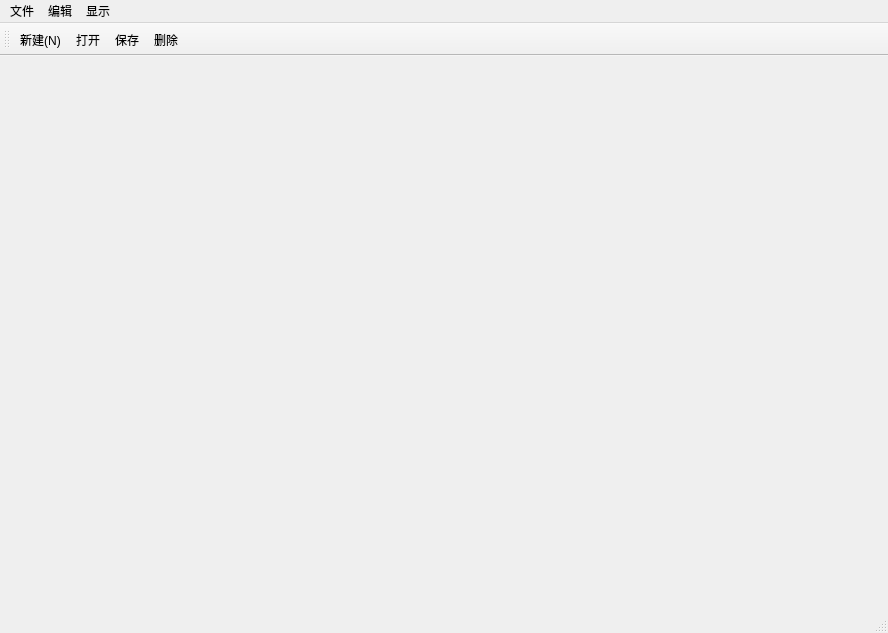
Old version of the form mainwindow.ui in the repository bluelight3/TestMainWindow.
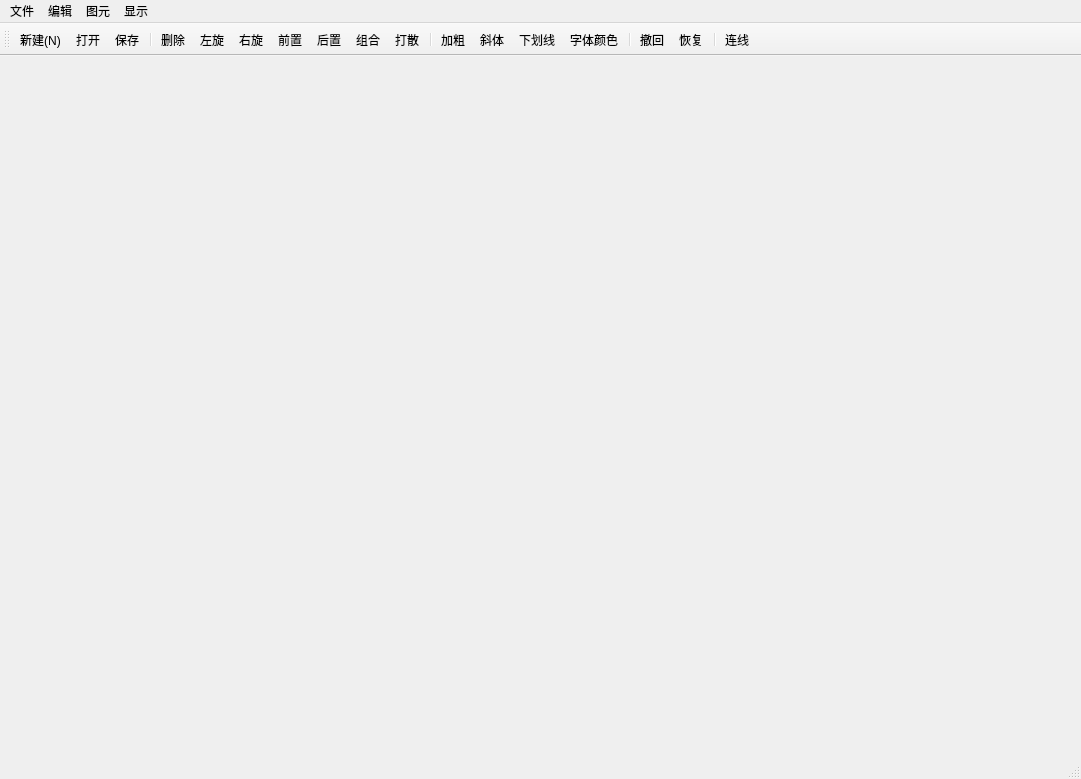
New version of the form. Icons and pictures are not drawn.

Commit message: 修复主界面复制图元失败的Bug,添加箭头相关代码,Item添加左右选择点，用于后续连线

```diff
--- a/mainwindow.ui
+++ b/mainwindow.ui
@@ -6,8 +6,8 @@
    <rect>
     <x>0</x>
     <y>0</y>
-    <width>888</width>
-    <height>633</height>
+    <width>1081</width>
+    <height>779</height>
    </rect>
   </property>
   <property name="windowTitle">
@@ -19,11 +19,11 @@
     <rect>
      <x>0</x>
      <y>0</y>
-     <width>888</width>
+     <width>1081</width>
      <height>26</height>
     </rect>
    </property>
-   <widget class="QMenu" name="menu">
+   <widget class="QMenu" name="menu_file">
     <property name="title">
      <string>文件</string>
     </property>
@@ -34,7 +34,7 @@
     <addaction name="separator"/>
     <addaction name="actionexit"/>
    </widget>
-   <widget class="QMenu" name="menu_2">
+   <widget class="QMenu" name="menu_edit">
     <property name="title">
      <string>编辑</string>
     </property>
@@ -44,15 +44,25 @@
     <addaction name="separator"/>
     <addaction name="actionDelete"/>
    </widget>
-   <widget class="QMenu" name="menu_3">
+   <widget class="QMenu" name="menu_show">
     <property name="title">
      <string>显示</string>
     </property>
     <addaction name="actionShowStatus"/>
    </widget>
-   <addaction name="menu"/>
-   <addaction name="menu_2"/>
-   <addaction name="menu_3"/>
+   <widget class="QMenu" name="menu_item">
+    <property name="title">
+     <string>图元</string>
+    </property>
+    <addaction name="actionToFront"/>
+    <addaction name="actionToBack"/>
+    <addaction name="actionToGroup"/>
+    <addaction name="actiongroupBreak"/>
+   </widget>
+   <addaction name="menu_file"/>
+   <addaction name="menu_edit"/>
+   <addaction name="menu_item"/>
+   <addaction name="menu_show"/>
   </widget>
   <widget class="QStatusBar" name="statusbar"/>
   <widget class="QToolBar" name="toolBar">
@@ -68,7 +78,24 @@
    <addaction name="actionNew"/>
    <addaction name="actionOpen"/>
    <addaction name="actionSave"/>
+   <addaction name="separator"/>
    <addaction name="actionDelete"/>
+   <addaction name="actionleftRotate"/>
+   <addaction name="actionrightRotate"/>
+   <addaction name="actionToFront"/>
+   <addaction name="actionToBack"/>
+   <addaction name="actionToGroup"/>
+   <addaction name="actiongroupBreak"/>
+   <addaction name="separator"/>
+   <addaction name="actionBold"/>
+   <addaction name="actionItalic"/>
+   <addaction name="actionUnderLine"/>
+   <addaction name="actionLineColor"/>
+   <addaction name="separator"/>
+   <addaction name="actionUndo"/>
+   <addaction name="actionRedo"/>
+   <addaction name="separator"/>
+   <addaction name="actionConnectLine"/>
   </widget>
   <action name="actionNew">
    <property name="icon">
@@ -184,6 +211,148 @@
     <string>Del</string>
    </property>
   </action>
+  <action name="actionleftRotate">
+   <property name="icon">
+    <iconset resource="myimages.qrc">
+     <normaloff>:/image/images/rotateleft.png</normaloff>:/image/images/rotateleft.png</iconset>
+   </property>
+   <property name="text">
+    <string>左旋</string>
+   </property>
+   <property name="toolTip">
+    <string>左旋</string>
+   </property>
+  </action>
+  <action name="actionrightRotate">
+   <property name="icon">
+    <iconset resource="myimages.qrc">
+     <normaloff>:/image/images/rotateright.png</normaloff>:/image/images/rotateright.png</iconset>
+   </property>
+   <property name="text">
+    <string>右旋</string>
+   </property>
+   <property name="toolTip">
+    <string>右旋</string>
+   </property>
+  </action>
+  <action name="actionToFront">
+   <property name="icon">
+    <iconset resource="myimages.qrc">
+     <normaloff>:/image/images/bringtofront.png</normaloff>:/image/images/bringtofront.png</iconset>
+   </property>
+   <property name="text">
+    <string>前置</string>
+   </property>
+   <property name="toolTip">
+    <string>前置</string>
+   </property>
+  </action>
+  <action name="actionToBack">
+   <property name="icon">
+    <iconset resource="myimages.qrc">
+     <normaloff>:/image/images/sendtoback.png</normaloff>:/image/images/sendtoback.png</iconset>
+   </property>
+   <property name="text">
+    <string>后置</string>
+   </property>
+   <property name="toolTip">
+    <string>后置</string>
+   </property>
+  </action>
+  <action name="actionToGroup">
+   <property name="icon">
+    <iconset resource="myimages.qrc">
+     <normaloff>:/image/images/group.png</normaloff>:/image/images/group.png</iconset>
+   </property>
+   <property name="text">
+    <string>组合</string>
+   </property>
+   <property name="toolTip">
+    <string>组合</string>
+   </property>
+  </action>
+  <action name="actiongroupBreak">
+   <property name="icon">
+    <iconset resource="myimages.qrc">
+     <normaloff>:/image/images/ungroup.png</normaloff>:/image/images/ungroup.png</iconset>
+   </property>
+   <property name="text">
+    <string>打散</string>
+   </property>
+   <property name="toolTip">
+    <string>打散</string>
+   </property>
+  </action>
+  <action name="actionBold">
+   <property name="icon">
+    <iconset resource="diagramscene.qrc">
+     <normaloff>:/images/bold.png</normaloff>:/images/bold.png</iconset>
+   </property>
+   <property name="text">
+    <string>加粗</string>
+   </property>
+   <property name="toolTip">
+    <string>加粗</string>
+   </property>
+  </action>
+  <action name="actionUnderLine">
+   <property name="icon">
+    <iconset resource="diagramscene.qrc">
+     <normaloff>:/images/underline.png</normaloff>:/images/underline.png</iconset>
+   </property>
+   <property name="text">
+    <string>下划线</string>
+   </property>
+  </action>
+  <action name="actionItalic">
+   <property name="icon">
+    <iconset resource="diagramscene.qrc">
+     <normaloff>:/images/italic.png</normaloff>:/images/italic.png</iconset>
+   </property>
+   <property name="text">
+    <string>斜体</string>
+   </property>
+  </action>
+  <action name="actionLineColor">
+   <property name="icon">
+    <iconset resource="diagramscene.qrc">
+     <normaloff>:/images/linecolor.png</normaloff>:/images/linecolor.png</iconset>
+   </property>
+   <property name="text">
+    <string>字体颜色</string>
+   </property>
+  </action>
+  <action name="actionUndo">
+   <property name="icon">
+    <iconset resource="myimages.qrc">
+     <normaloff>:/image/images/undo.png</normaloff>:/image/images/undo.png</iconset>
+   </property>
+   <property name="text">
+    <string>撤回</string>
+   </property>
+  </action>
+  <action name="actionRedo">
+   <property name="icon">
+    <iconset>
+     <normaloff>:/images/redo.png</normaloff>
+     <disabledoff>:/image/images/redo.png</disabledoff>:/images/redo.png</iconset>
+   </property>
+   <property name="text">
+    <string>恢复</string>
+   </property>
+   <property name="toolTip">
+    <string>恢复</string>
+   </property>
+  </action>
+  <action name="actionConnectLine">
+   <property name="icon">
+    <iconset resource="diagramscene.qrc">
+     <normaloff>:/images/linepointer.png</normaloff>:/images/linepointer.png</iconset>
+   </property>
+   <property name="text">
+    <string>连线</string>
+   </property>
+  </action>
  </widget>
  <resources>
   <include location="diagramscene.qrc"/>
```
Left out of the diff: 9 changed lines with no effect on the pictures. The commit also changes 29 other files.
